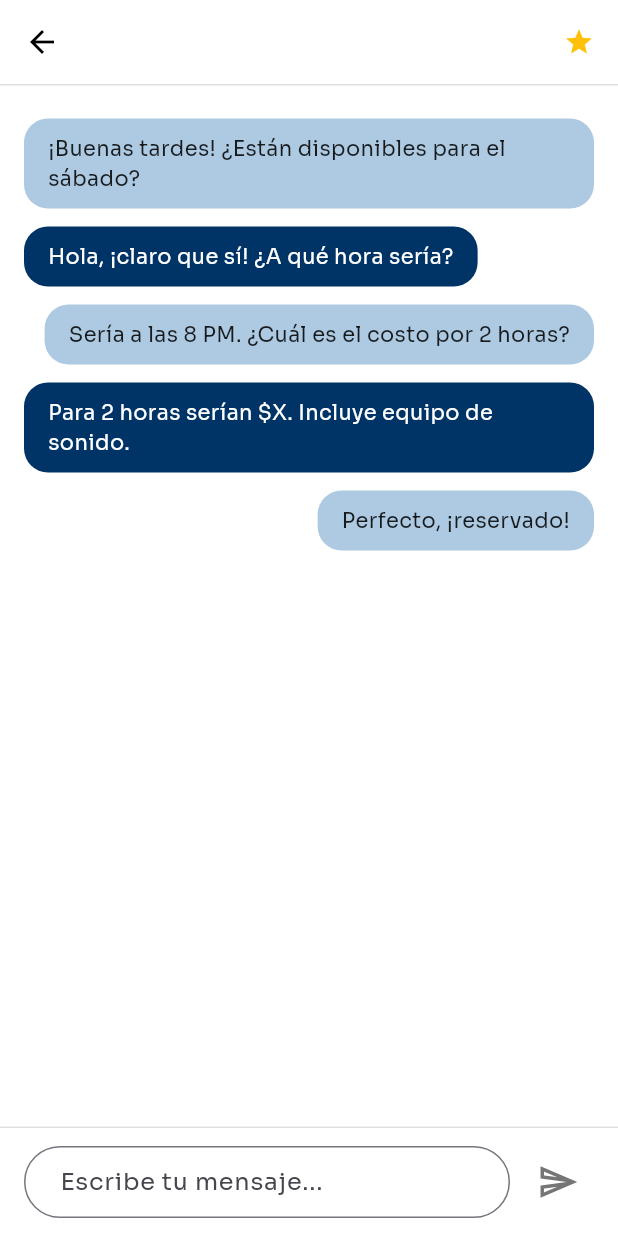
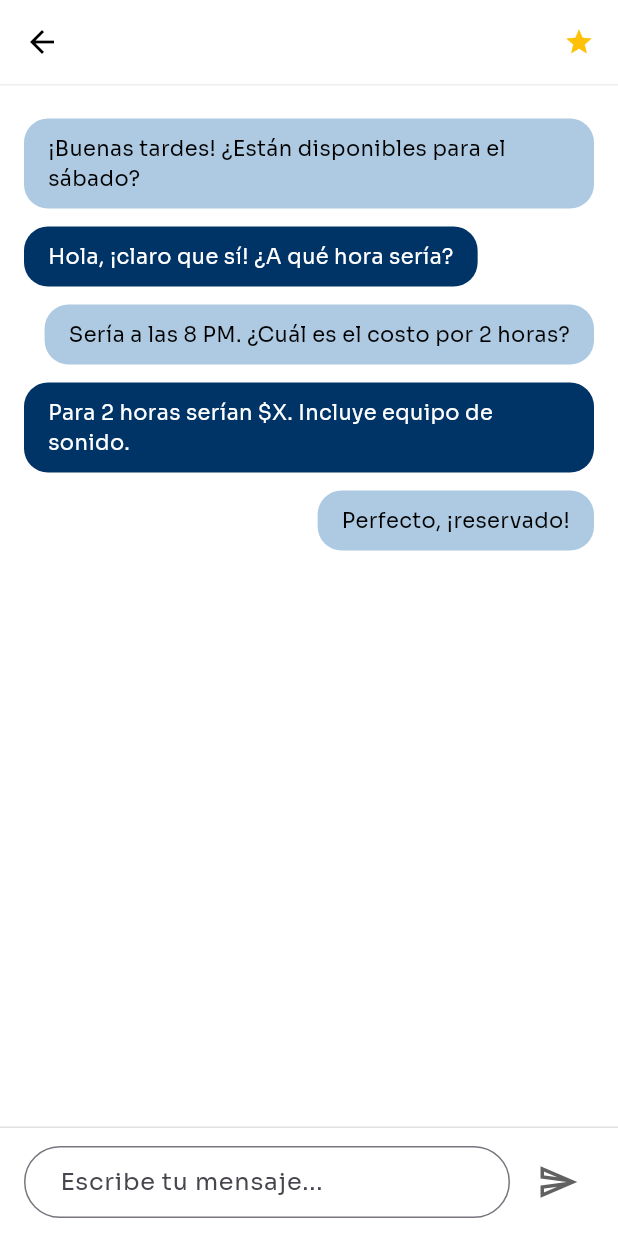
Before and after one commit to daviderazo04/Trato-Hecho-App, a Flutter app: the ChatDetailScreen screen opened directly with empty values, on a phone screen of 412 x 824 dp. Run offline on Flutter 3.47's test engine with Material 3 defaults, Android fonts, the phone set to English and light mode, and no system bars; our stand-ins replace shared_preferences; accounts and stored records are empty; network calls fail.

Commit message:
Refactorización de colores en chat y detalle de servicio

```diff
--- a/lib/config/appColors.dart
+++ b/lib/config/appColors.dart
@@ -4,9 +4,14 @@ class AppColors {
   // Colores principales
   static const Color primary = Color(0xFF3B607D); // Azul profundo
   static const Color secondary = Color(0xFF00BFFF); // Azul cian
-
   static const Color accent = Color(0xFFFF6B6B); // Coral claro
   static const Color borders = Color.fromARGB(255, 0, 0, 0); // Amarillo dorado
+  static const Color transparent = Color(0x00000000);
+  static const Color gray = Color(0xFF616161); // Gris
+  static const Color lightGray = Color(0xFFEEEEEE); // Gris claro
+  static const Color amber = Color(0xFFFFC107); // Gris oscuro
+  static const Color chatAzulClaro = Color(0xFFADCAE2); // Verde
+  static const Color chatAzulOscuro = Color(0xFF003366); // Azul oscuro
 
   //Modo oscuro
   static const Color darkText = Color(0xFFFFFFFF);
--- a/lib/screens/chatView/chat_detail_screen.dart
+++ b/lib/screens/chatView/chat_detail_screen.dart
@@ -1,4 +1,5 @@
 import 'package:flutter/material.dart';
+import '../../config/appColors.dart';
 
 // --- CAMBIO 1: Convertido a StatefulWidget ---
 class ChatDetailScreen extends StatefulWidget {
@@ -69,15 +70,15 @@ class _ChatDetailScreenState extends State<ChatDetailScreen> {
   @override
   Widget build(BuildContext context) {
     return Scaffold(
-      backgroundColor: Colors.white,
+      backgroundColor: AppColors.backgroundWhite,
       // --- APPBAR PERSONALIZADA ---
       appBar: AppBar(
         // ... (el resto del AppBar no cambia)
         elevation: 0,
         scrolledUnderElevation: 0,
-        backgroundColor: Colors.white,
+        backgroundColor: AppColors.backgroundWhite,
         leading: IconButton(
-          icon: const Icon(Icons.arrow_back, color: Colors.black),
+          icon: const Icon(Icons.arrow_back, color: AppColors.borders),
           onPressed: () =>
               Navigator.pop(context), // Regresa a la pantalla anterior
         ),
@@ -88,7 +89,7 @@ class _ChatDetailScreenState extends State<ChatDetailScreen> {
               // Usamos 'widget.' para acceder a las propiedades del StatefulWidget
               widget.chatName,
               style: const TextStyle(
-                color: Colors.black,
+                color: AppColors.borders,
                 fontWeight: FontWeight.bold,
                 fontSize: 18,
               ),
@@ -96,7 +97,7 @@ class _ChatDetailScreenState extends State<ChatDetailScreen> {
             Text(
               widget.chatSubtitle,
               style: const TextStyle(
-                color: Colors.black54,
+                color: AppColors.borders,
                 fontSize: 14,
               ),
             ),
@@ -110,7 +111,7 @@ class _ChatDetailScreenState extends State<ChatDetailScreen> {
                 Text(
                   widget.rating,
                   style: const TextStyle(
-                    color: Colors.black,
+                    color: AppColors.borders,
                     fontWeight: FontWeight.bold,
                     fontSize: 16,
                   ),
@@ -118,7 +119,7 @@ class _ChatDetailScreenState extends State<ChatDetailScreen> {
                 const SizedBox(width: 4),
                 const Icon(
                   Icons.star,
-                  color: Colors.amber,
+                  color: AppColors.amber,
                   size: 20,
                 ),
               ],
@@ -128,7 +129,7 @@ class _ChatDetailScreenState extends State<ChatDetailScreen> {
         bottom: PreferredSize(
           preferredSize: const Size.fromHeight(1.0),
           child: Container(
-            color: Colors.grey[300],
+            color: AppColors.lightGray,
             height: 1.0,
           ),
         ),
@@ -154,16 +155,14 @@ class _ChatDetailScreenState extends State<ChatDetailScreen> {
                         horizontal: 16.0, vertical: 10.0),
                     decoration: BoxDecoration(
                       color: isMe
-                          ? const Color.fromARGB(
-                              255, 173, 202, 226) // Azul claro
-                          : const Color.fromARGB(
-                              255, 0, 51, 102), // Azul oscuro
+                          ? AppColors.chatAzulClaro // Azul claro
+                          : AppColors.chatAzulOscuro, // Azul oscuro
                       borderRadius: BorderRadius.circular(16),
                     ),
                     child: Text(
                       message["text"]!,
                       style: TextStyle(
-                        color: isMe ? Colors.black87 : Colors.white,
+                        color: isMe ? AppColors.borders : AppColors.backgroundWhite,
                       ),
                     ),
                   ),
@@ -183,7 +182,7 @@ class _ChatDetailScreenState extends State<ChatDetailScreen> {
     return Container(
       padding: const EdgeInsets.symmetric(horizontal: 16.0, vertical: 12.0),
       decoration: BoxDecoration(
-        color: Colors.white,
+        color: AppColors.backgroundWhite,
         border: Border(
           top: BorderSide(color: Colors.grey[300]!, width: 1.0),
         ),
@@ -215,7 +214,7 @@ class _ChatDetailScreenState extends State<ChatDetailScreen> {
             IconButton(
               icon: Icon(
                 Icons.send_outlined,
-                color: Colors.grey[600],
+                color: AppColors.gray,
                 size: 28,
               ),
               // --- CAMBIO 6: Asignamos la función de envío ---
--- a/lib/screens/homeView/home_screen.dart
+++ b/lib/screens/homeView/home_screen.dart
@@ -1,5 +1,6 @@
 import 'package:flutter/material.dart';
 import 'service_detail_screen.dart';
+import '../../config/appColors.dart';
 
 class HomeFeedScreen extends StatefulWidget {
   const HomeFeedScreen({super.key});
@@ -141,7 +142,7 @@ class _HomeFeedScreenState extends State<HomeFeedScreen> {
                     padding: const EdgeInsets.only(bottom: 20),
                     child: _ServiceCard(
                       data: service,
-                      accentColor: accentColor,
+                      accentColor: AppColors.amber,
                       textTheme: theme.textTheme,
                     ),
                   ),
```
Also changed, not shown: lib/screens/chatView/messages_screen.dart (+7 -6 lines), lib/screens/homeView/service_detail_screen.dart (+33 -20 lines), pubspec.lock, 160 other files.
